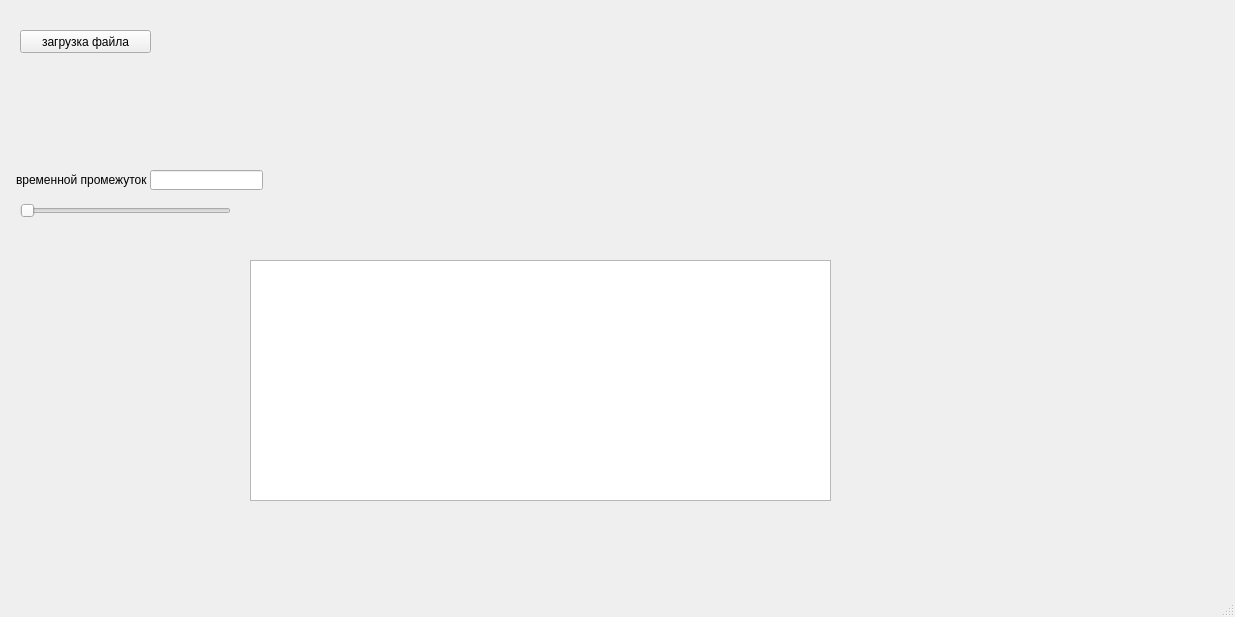
nikolamilchev/gui, file design.ui: the form before one commit.
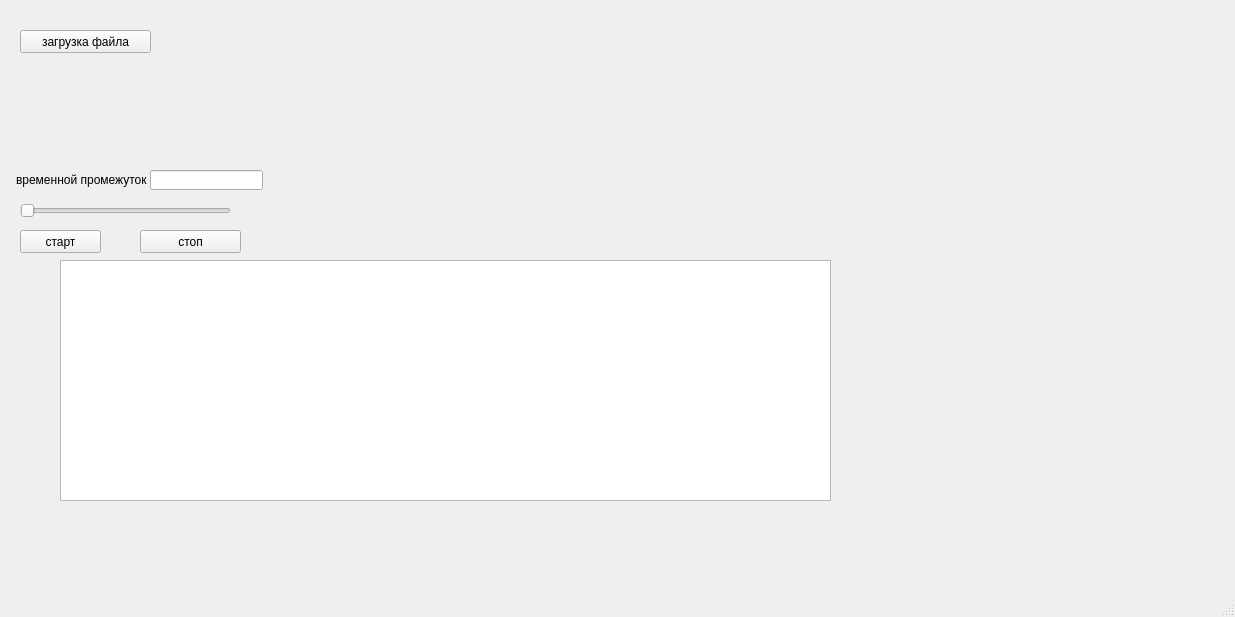
The form after the commit.

What changed in the file:
```diff
--- a/design.ui
+++ b/design.ui
@@ -56,9 +56,9 @@
    <widget class="QTableWidget" name="tableWidget">
     <property name="geometry">
      <rect>
-      <x>250</x>
+      <x>60</x>
       <y>260</y>
-      <width>581</width>
+      <width>771</width>
       <height>241</height>
      </rect>
     </property>
@@ -106,6 +106,32 @@
      </rect>
     </property>
    </widget>
+   <widget class="QPushButton" name="pushButton_2">
+    <property name="geometry">
+     <rect>
+      <x>20</x>
+      <y>230</y>
+      <width>81</width>
+      <height>23</height>
+     </rect>
+    </property>
+    <property name="text">
+     <string>старт</string>
+    </property>
+   </widget>
+   <widget class="QPushButton" name="pushButton_3">
+    <property name="geometry">
+     <rect>
+      <x>140</x>
+      <y>230</y>
+      <width>101</width>
+      <height>23</height>
+     </rect>
+    </property>
+    <property name="text">
+     <string>стоп</string>
+    </property>
+   </widget>
   </widget>
   <widget class="QMenuBar" name="menubar">
    <property name="geometry">
```
